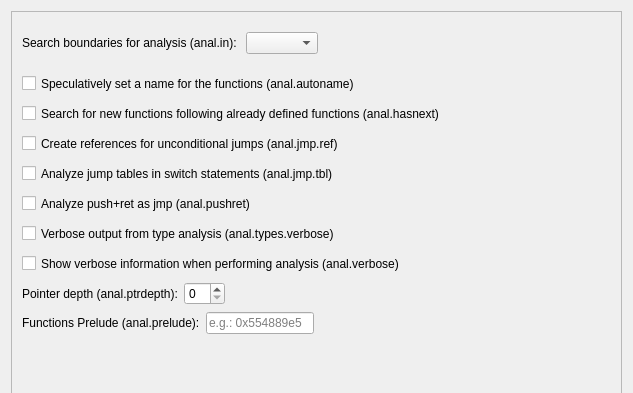
Before: the Qt Designer form src/dialogs/preferences/AnalOptionsWidget.ui in radareorg/iaito, drawn with Qt 5; both pictures show x 0 to 633 and y 0 to 393 of the 633 by 689 pixel window.
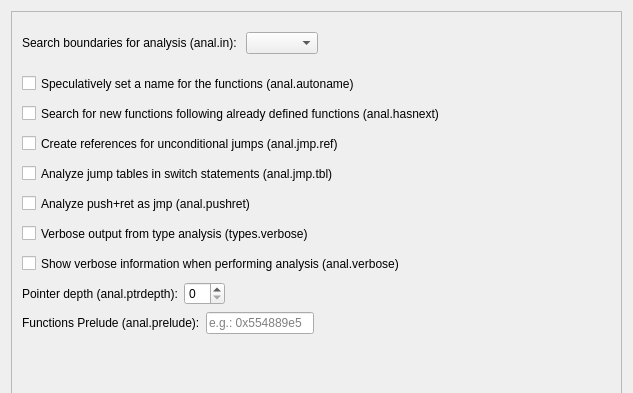
After: the same form once the commit is applied.

Commit message: 6.1.1 renames anal.types. to types.

Diff of the .ui file:
```diff
--- a/src/dialogs/preferences/AnalOptionsWidget.ui
+++ b/src/dialogs/preferences/AnalOptionsWidget.ui
@@ -78,7 +78,7 @@
           </rect>
          </property>
          <property name="text">
-          <string>Verbose output from type analysis (anal.types.verbose)</string>
+          <string>Verbose output from type analysis (types.verbose)</string>
          </property>
         </widget>
         <widget class="QCheckBox" name="autonameCheckbox">
```
The commit also changes 2 other files.
